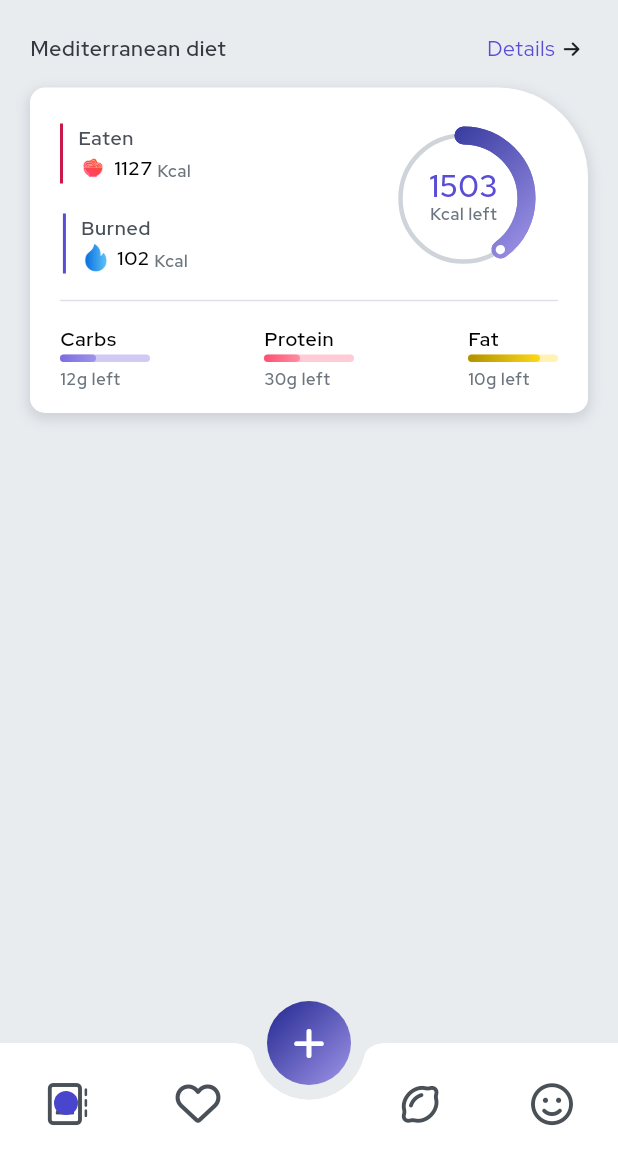
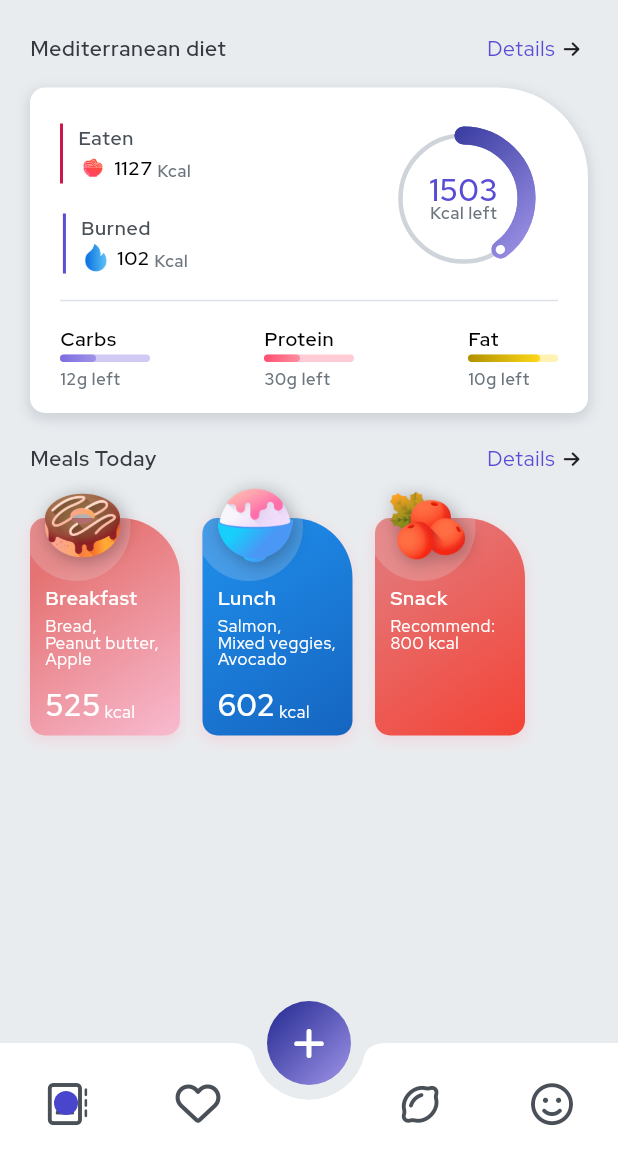
Before and after one commit to ezizull/tennet-gethired-app, a Flutter app: the screen it shows after launch, on a phone screen of 412 x 824 dp, the part 73-1236 px from its top. Run offline on Flutter 3.47's test engine with Material 2 defaults, Android fonts, the light colour scheme and no system bars; drawn by our look-alikes of percent_indicator, simple_shadow; our stand-ins replace font_awesome_flutter, get, google_fonts, responsive_framework.

Commit message:
add: home-page v1

```diff
--- a/lib/presentation/pages/home/home.dart
+++ b/lib/presentation/pages/home/home.dart
@@ -9,6 +9,7 @@ import 'package:percent_indicator/linear_percent_indicator.dart';
 
 import 'widgets/status_activity.dart';
 import 'widgets/status_gizi.dart';
+import 'widgets/meals_headline.dart';
 
 class HomePage extends GetView<HomeController> {
   const HomePage({super.key});
@@ -21,19 +22,25 @@ class HomePage extends GetView<HomeController> {
         physics: const BouncingScrollPhysics(
             parent: AlwaysScrollableScrollPhysics()),
         children: [
+          // header app
           const HeaderWidget(
             title: "My Diary",
             date: "15 May",
           ),
-          TopDetails(
+
+          // status headline
+          TextHeadlineWidget(
             title: "Mediterranean diet",
             onTap: () {},
           ),
+
+          // status headline
           CardHeadlineWidget(
             color: AppColors.white,
             padding:
                 const EdgeInsets.only(top: 24, bottom: 15, left: 20, right: 20),
-            margin: const EdgeInsets.symmetric(horizontal: 20, vertical: 16),
+            margin:
+                const EdgeInsets.only(top: 16, bottom: 20, left: 20, right: 20),
             child: Column(children: [
               // activity
               Container(
@@ -118,6 +125,19 @@ class HomePage extends GetView<HomeController> {
               )
             ]),
           ),
+
+          // meals headline
+          TextHeadlineWidget(
+            title: "Meals Today",
+            onTap: () {},
+          ),
+
+          // meals headline
+          Container(
+            height: 165,
+            margin: const EdgeInsets.only(top: 10),
+            child: const MealsHeadline(),
+          )
         ],
       ),
     );
--- /dev/null
+++ b/lib/presentation/pages/home/widgets/meals_headline.dart
@@ -0,0 +1,282 @@
+import 'package:flutter/material.dart';
+import 'package:gethired/utils/utils.dart';
+
+class MealsHeadline extends StatelessWidget {
+  const MealsHeadline({
+    super.key,
+  });
+
+  @override
+  Widget build(BuildContext context) {
+    return ListView(
+      physics:
+          const BouncingScrollPhysics(parent: AlwaysScrollableScrollPhysics()),
+      padding: EdgeInsets.zero,
+      scrollDirection: Axis.horizontal,
+      children: [
+        // breakfast
+        CardImageWidget(
+          gradient: LinearGradient(
+            colors: [
+              Colors.pink.shade100,
+              Colors.red.shade300,
+            ],
+            stops: const [
+              0.0,
+              0.8,
+            ],
+            begin: Alignment.bottomRight,
+            end: Alignment.topLeft,
+          ),
+          width: 100,
+          imgWidth: 50,
+          shadowColor: AppColors.red.shade300.withOpacity(0.2),
+          margin: const EdgeInsets.only(left: 20),
+          image: AppImages.breakfastDonut,
+          child: Padding(
+            padding: const EdgeInsets.all(10),
+            child: Column(
+              crossAxisAlignment: CrossAxisAlignment.start,
+              children: [
+                // title
+                Container(
+                  margin: const EdgeInsets.only(top: 34),
+                  child: Text(
+                    "Breakfast",
+                    style: AppFonts.redHatDisplay(
+                      AppColors.white,
+                    ).labelSmall,
+                  ),
+                ),
+
+                // body
+                Container(
+                  margin: const EdgeInsets.only(top: 4),
+                  child: Column(
+                    crossAxisAlignment: CrossAxisAlignment.start,
+                    children: [
+                      Text(
+                        "Bread,",
+                        style: AppFonts.redHatDisplay(
+                          AppColors.white,
+                          height: 1,
+                        ).bodySmall,
+                      ),
+                      Text(
+                        "Peanut butter,",
+                        style: AppFonts.redHatDisplay(
+                          AppColors.white,
+                          height: 1,
+                        ).bodySmall,
+                      ),
+                      Text(
+                        "Apple",
+                        style: AppFonts.redHatDisplay(
+                          AppColors.white,
+                          height: 1,
+                        ).bodySmall,
+                      ),
+                    ],
+                  ),
+                ),
+
+                // satuan
+                Container(
+                  margin: const EdgeInsets.only(top: 15),
+                  child: Row(
+                    crossAxisAlignment: CrossAxisAlignment.end,
+                    children: [
+                      // value
+                      Text(
+                        "525",
+                        style: AppFonts.redHatDisplay(
+                          AppColors.white,
+                          height: 1,
+                        ).titleMedium,
+                      ),
+
+                      // space
+                      const SizedBox(width: 2.5),
+
+                      // satuan
+                      Text(
+                        "kcal",
+                        style: AppFonts.redHatDisplay(
+                          AppColors.white,
+                          height: 1,
+                        ).bodySmall,
+                      ),
+                    ],
+                  ),
+                ),
+              ],
+            ),
+          ),
+        ),
+
+        // lunch
+        CardImageWidget(
+          gradient: LinearGradient(
+            colors: [
+              Colors.blue.shade800,
+              Colors.blue.shade600,
+            ],
+            stops: const [
+              0.0,
+              0.8,
+            ],
+            begin: Alignment.bottomRight,
+            end: Alignment.topLeft,
+          ),
+          width: 100,
+          imgWidth: 50,
+          shadowColor: AppColors.red.shade300.withOpacity(0.2),
+          margin: const EdgeInsets.only(left: 15),
+          image: AppImages.lunchKakigori,
+          child: Padding(
+            padding: const EdgeInsets.all(10),
+            child: Column(
+              crossAxisAlignment: CrossAxisAlignment.start,
+              children: [
+                // title
+                Container(
+                  margin: const EdgeInsets.only(top: 34),
+                  child: Text(
+                    "Lunch",
+                    style: AppFonts.redHatDisplay(
+                      AppColors.white,
+                    ).labelSmall,
+                  ),
+                ),
+
+                // body
+                Container(
+                  margin: const EdgeInsets.only(top: 4),
+                  child: Column(
+                    crossAxisAlignment: CrossAxisAlignment.start,
+                    children: [
+                      Text(
+                        "Salmon,",
+                        style: AppFonts.redHatDisplay(
+                          AppColors.white,
+                          height: 1,
+                        ).bodySmall,
+                      ),
+                      Text(
+                        "Mixed veggies,",
+                        style: AppFonts.redHatDisplay(
+                          AppColors.white,
+                          height: 1,
+                        ).bodySmall,
+                      ),
+                      Text(
+                        "Avocado",
+                        style: AppFonts.redHatDisplay(
+                          AppColors.white,
+                          height: 1,
+                        ).bodySmall,
+                      ),
+                    ],
+                  ),
+                ),
+
+                // satuan
+                Container(
+                  margin: const EdgeInsets.only(top: 15),
+                  child: Row(
+                    crossAxisAlignment: CrossAxisAlignment.end,
+                    children: [
+                      // value
+                      Text(
+                        "602",
+                        style: AppFonts.redHatDisplay(
+                          AppColors.white,
+                          height: 1,
+                        ).titleMedium,
+                      ),
+
+                      // space
+                      const SizedBox(width: 2.5),
+
+                      // satuan
+                      Text(
+                        "kcal",
+                        style: AppFonts.redHatDisplay(
+                          AppColors.white,
+                          height: 1,
+                        ).bodySmall,
+                      ),
+                    ],
+                  ),
+                ),
+              ],
+            ),
+          ),
+        ),
+
+        // snack
+        CardImageWidget(
+          gradient: LinearGradient(
+            colors: [
+              Colors.red.shade500,
+              Colors.red.shade300,
+            ],
+            stops: const [
+              0.0,
+              0.8,
+            ],
+            begin: Alignment.bottomRight,
+            end: Alignment.topLeft,
+          ),
+          width: 100,
+          imgWidth: 50,
+          shadowColor: AppColors.red.shade300.withOpacity(0.2),
+          margin: const EdgeInsets.only(left: 15),
+          image: AppImages.snackBerries,
+          child: Padding(
+            padding: const EdgeInsets.all(10),
+            child: Column(
+              crossAxisAlignment: CrossAxisAlignment.start,
+              children: [
+                // title
+                Container(
+                  margin: const EdgeInsets.only(top: 34),
+                  child: Text(
+                    "Snack",
+                    style: AppFonts.redHatDisplay(
+                      AppColors.white,
+                    ).labelSmall,
+                  ),
+                ),
+
+                // body
+                Container(
+                  margin: const EdgeInsets.only(top: 4),
+                  child: Column(
+                    crossAxisAlignment: CrossAxisAlignment.start,
+                    children: [
+                      Text(
+                        "Recommend:",
+                        style: AppFonts.redHatDisplay(
+                          AppColors.white,
+                          height: 1,
+                        ).bodySmall,
+                      ),
+                      Text(
+                        "800 kcal",
+                        style: AppFonts.redHatDisplay(
+                          AppColors.white,
+                          height: 1,
+                        ).bodySmall,
+                      ),
+                    ],
+                  ),
+                ),
+              ],
+            ),
+          ),
+        ),
+      ],
+    );
+  }
+}
--- a/lib/utils/themes/fonts_theme.dart
+++ b/lib/utils/themes/fonts_theme.dart
@@ -2,19 +2,20 @@ import 'package:flutter/material.dart';
 import 'package:google_fonts/google_fonts.dart';
 
 class AppFonts {
-  static TextTheme redHatDisplay(Color? color) {
+  static TextTheme redHatDisplay(Color? color, {double? height}) {
     return TextTheme(
       titleLarge: GoogleFonts.redHatDisplay(
         color: color,
         fontSize: 22,
         letterSpacing: 0.5,
+        height: height,
         fontWeight: FontWeight.w800,
       ),
       titleMedium: GoogleFonts.redHatDisplay(
         color: color,
         fontSize: 20,
         letterSpacing: 0.5,
-        height: 1,
+        height: height,
         fontWeight: FontWeight.w600,
       ),
       titleSmall: GoogleFonts.redHatDisplay(
@@ -27,29 +28,34 @@ class AppFonts {
         color: color,
         fontSize: 13,
         letterSpacing: 0.5,
+        height: height,
         fontWeight: FontWeight.w600,
       ),
       displaySmall: GoogleFonts.redHatDisplay(
         color: color,
         fontSize: 11,
         letterSpacing: 0.5,
+        height: height,
         fontWeight: FontWeight.w600,
       ),
       bodyLarge: GoogleFonts.redHatDisplay(
         color: color,
         fontSize: 18,
+        height: height,
         fontWeight: FontWeight.w400,
       ),
       bodyMedium: GoogleFonts.redHatDisplay(
         color: color,
         fontSize: 14,
         letterSpacing: 0.5,
+        height: height,
         fontWeight: FontWeight.w400,
       ),
       bodySmall: GoogleFonts.redHatDisplay(
         color: color,
         fontSize: 11,
         letterSpacing: 0.5,
+        height: height,
         fontWeight: FontWeight.w400,
       ),
     );
--- a/lib/utils/themes/images_theme.dart
+++ b/lib/utils/themes/images_theme.dart
@@ -8,4 +8,13 @@ class AppImages {
 
   // eat
   static const eatBowl = AssetImage("$baseUrl/eat-bowl.png");
+
+  // breakfast
+  static const breakfastDonut = AssetImage("$baseUrl/breakfast-donut.png");
+
+  // lunch
+  static const lunchKakigori = AssetImage("$baseUrl/lunch-kakigori.png");
+
+  // snack
+  static const snackBerries = AssetImage("$baseUrl/snack-berries.png");
 }
--- a/lib/utils/widgets/card_headline_widget.dart
+++ b/lib/utils/widgets/card_headline_widget.dart
@@ -2,37 +2,44 @@ import 'package:flutter/material.dart';
 import 'package:gethired/utils/themes/themes.dart';
 
 class CardHeadlineWidget extends StatelessWidget {
+  static const BorderRadius defaultBorderRadius = BorderRadius.only(
+    topLeft: Radius.circular(10),
+    topRight: Radius.circular(60),
+    bottomLeft: Radius.circular(10),
+    bottomRight: Radius.circular(10),
+  );
+
   const CardHeadlineWidget({
     super.key,
     this.child,
     this.color,
     this.gradient,
     this.height,
+    this.width,
     this.padding,
     this.margin,
+    this.borderRadius = defaultBorderRadius,
   });
 
   final Widget? child;
   final Color? color;
   final Gradient? gradient;
   final double? height;
+  final double? width;
   final EdgeInsetsGeometry? padding;
   final EdgeInsetsGeometry? margin;
+  final BorderRadiusGeometry? borderRadius;
 
   @override
   Widget build(BuildContext context) {
     return Container(
       height: height,
+      width: width,
       margin: margin,
       decoration: BoxDecoration(
         color: color,
         gradient: gradient,
-        borderRadius: const BorderRadius.only(
-          topLeft: Radius.circular(10),
-          topRight: Radius.circular(60),
-          bottomLeft: Radius.circular(10),
-          bottomRight: Radius.circular(10),
-        ),
+        borderRadius: borderRadius,
         boxShadow: [
           BoxShadow(
             color: AppColors.white.shade400.withOpacity(0.5),
--- /dev/null
+++ b/lib/utils/widgets/card_image_widget.dart
@@ -0,0 +1,112 @@
+import 'dart:ui';
+
+import 'package:flutter/material.dart';
+import 'package:gethired/utils/themes/themes.dart';
+import 'package:simple_shadow/simple_shadow.dart';
+
+class CardImageWidget extends StatelessWidget {
+  static const BorderRadius defaultBorderRadius = BorderRadius.only(
+    topLeft: Radius.circular(10),
+    topRight: Radius.circular(40),
+    bottomLeft: Radius.circular(10),
+    bottomRight: Radius.circular(10),
+  );
+
+  static const Color defaultShadowColor = Colors.black12;
+
+  const CardImageWidget({
+    super.key,
+    this.child,
+    this.color,
+    this.gradient,
+    this.height,
+    this.width,
+    this.shadowColor = defaultShadowColor,
+    this.imgHeight,
+    this.imgWidth,
+    this.margin,
+    this.borderRadius = defaultBorderRadius,
+    required this.image,
+  });
+
+  final Widget? child;
+  final Color? color;
+  final Gradient? gradient;
+  final double? height;
+  final double? width;
+  final double? imgHeight;
+  final double? imgWidth;
+  final Color shadowColor;
+  final EdgeInsetsGeometry? margin;
+  final BorderRadiusGeometry? borderRadius;
+  final ImageProvider<Object> image;
+
+  @override
+  Widget build(BuildContext context) {
+    return Container(
+      margin: margin,
+      child: Stack(
+        children: [
+          // card
+          InkWell(
+            onTap: () {},
+            child: Container(
+              height: height,
+              width: width,
+              margin: const EdgeInsets.only(top: 20),
+              decoration: BoxDecoration(
+                color: color,
+                gradient: gradient,
+                borderRadius: borderRadius,
+                boxShadow: [
+                  BoxShadow(
+                    color: shadowColor,
+                    spreadRadius: 1,
+                    blurRadius: 7,
+                    offset: const Offset(0, 3),
+                  ),
+                ],
+              ),
+              clipBehavior: Clip.hardEdge,
+              child: Stack(children: [
+                Positioned(
+                  left: -5,
+                  top: -30,
+                  child: CircleAvatar(
+                    radius: 36,
+                    backgroundColor: AppColors.white.shade100.withOpacity(0.2),
+                  ),
+                ),
+                SizedBox(
+                  width: double.infinity,
+                  height: double.infinity,
+                  child: child,
+                )
+              ]),
+            ),
+          ),
+
+          // image
+          Positioned(
+            left: 10,
+            child: Stack(
+              children: [
+                // image
+                SizedBox(
+                  width: imgWidth,
+                  height: imgHeight,
+                  child: SimpleShadow(
+                    sigma: 6,
+                    opacity: 0.3,
+                    color: AppColors.black.shade800,
+                    child: Image(image: image),
+                  ),
+                ),
+              ],
+            ),
+          ),
+        ],
+      ),
+    );
+  }
+}
--- a/lib/utils/widgets/cicular_percent_indicator_widget.dart
+++ b/lib/utils/widgets/cicular_percent_indicator_widget.dart
@@ -41,6 +41,7 @@ class CircularPercentIndicatorWidget extends StatelessWidget {
                     title!,
                     style: AppFonts.redHatDisplay(
                       AppColors.blue.shade500,
+                      height: 1,
                     ).titleMedium,
                   ),
                 ],
@@ -49,6 +50,7 @@ class CircularPercentIndicatorWidget extends StatelessWidget {
                     subTitle!,
                     style: AppFonts.redHatDisplay(
                       AppColors.white.shade500,
+                      height: 1,
                     ).displaySmall,
                   ),
                 ],
--- a/lib/utils/widgets/top_details_widget.dart
+++ b/lib/utils/widgets/text_headline_widget.dart
@@ -2,8 +2,8 @@ import 'package:flutter/material.dart';
 import 'package:font_awesome_flutter/font_awesome_flutter.dart';
 import 'package:gethired/utils/themes/themes.dart';
 
-class TopDetails extends StatelessWidget {
-  const TopDetails({
+class TextHeadlineWidget extends StatelessWidget {
+  const TextHeadlineWidget({
     super.key,
     required this.title,
     this.onTap,
--- a/lib/utils/widgets/widgets.dart
+++ b/lib/utils/widgets/widgets.dart
@@ -1,3 +1,4 @@
 export 'package:gethired/utils/widgets/header_widget.dart';
-export 'package:gethired/utils/widgets/top_details_widget.dart';
+export 'package:gethired/utils/widgets/text_headline_widget.dart';
 export 'package:gethired/utils/widgets/card_headline_widget.dart';
+export 'package:gethired/utils/widgets/card_image_widget.dart';
--- a/pubspec.yaml
+++ b/pubspec.yaml
@@ -35,6 +35,7 @@ dependencies:
   responsive_framework: ^0.2.0
   font_awesome_flutter: ^10.4.0
   percent_indicator: ^4.2.3
+  simple_shadow: ^0.3.1
 
   # The following adds the Cupertino Icons font to your application.
   # Use with the CupertinoIcons class for iOS style icons.
```
Also changed, not shown: assets/images/breakfast-donut.png (added), assets/images/lunch-kakigori.png (added), assets/images/snack-berries.png (added), pubspec.lock.
